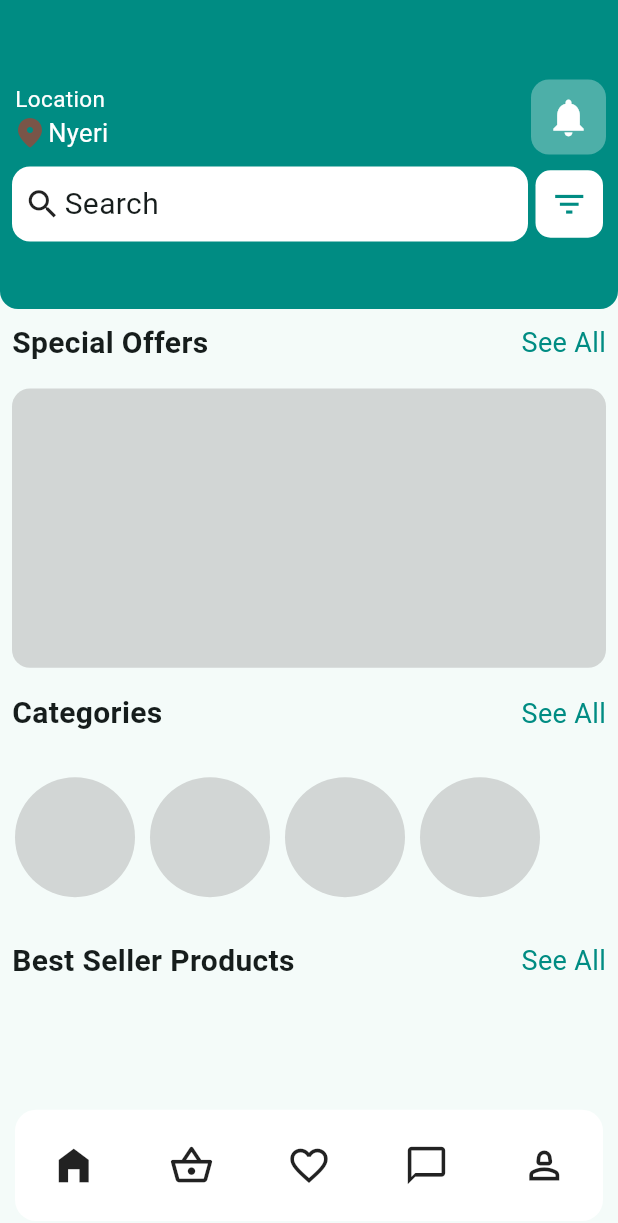
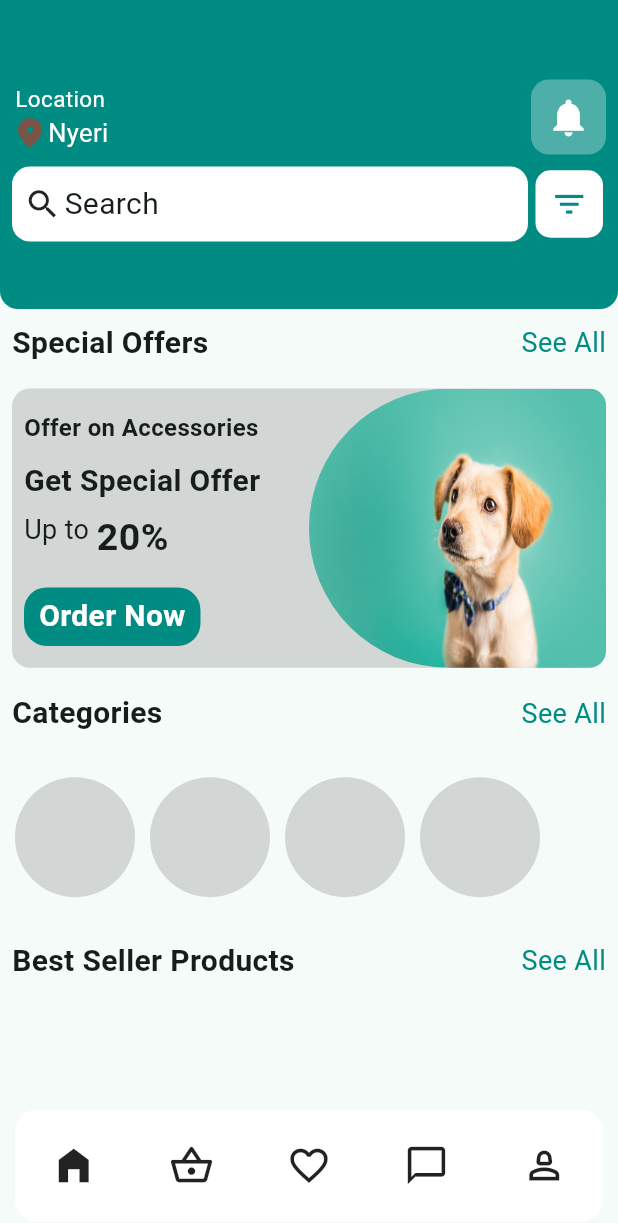
Before and after one commit to sandei-travolta/pet_food, a Flutter app: the screen it shows after launch, on a phone screen of 412 x 824 dp. Shown: the top 1223 px of the screen. Run offline on Flutter 3.47's test engine with Material 3 defaults, Android fonts, the phone set to English and light mode, and no system bars; our stand-ins replace cached_network_image.

Commit message:
Created the offers Banner

```diff
--- a/lib/src/screens/home_page.dart
+++ b/lib/src/screens/home_page.dart
@@ -1,6 +1,8 @@
+import 'package:cached_network_image/cached_network_image.dart';
 import 'package:flutter/material.dart';
 import 'package:pet_food/src/screens/widgets/home_page_texts.dart';
 import 'package:pet_food/utils/colors.dart';
+import 'package:pet_food/utils/specials_banner_images.dart';
 class HomePage extends StatelessWidget {
   const HomePage({super.key});
 
@@ -131,6 +133,72 @@ class HomePage extends StatelessWidget {
                         color: Colors.grey.withOpacity(0.4),
                         borderRadius: BorderRadius.circular(12)
                       ),
+                      child: Row(
+                        children: [
+                          Expanded(
+                              flex: 5,
+                              child: Container(
+                                padding: EdgeInsets.all(8),
+                            child: Column(
+                              crossAxisAlignment: CrossAxisAlignment.start,
+                              mainAxisAlignment: MainAxisAlignment.center,
+                              children: [
+                                Text("Offer on Accessories",style: TextStyle(
+                                  fontSize: 16,
+                                  fontWeight: FontWeight.w600
+                                ),),
+                                const SizedBox(height: 10,),
+                                Text("Get Special Offer",
+                                style: TextStyle(
+                                  fontSize: 20,
+                                  fontWeight: FontWeight.bold
+                                ),),
+                                const SizedBox(height: 5,),
+                                Row(
+                                  crossAxisAlignment: CrossAxisAlignment.start,
+                                  children: [
+                                    Text("Up to",style: TextStyle(
+                                      fontSize: 18,
+                                      fontWeight: FontWeight.normal
+                                    ),),
+                                    const SizedBox(width: 5,),
+                                    Text("20%",
+                                    style: TextStyle(
+                                      fontSize: 25,
+                                      fontWeight: FontWeight.bold
+                                    ),),
+                                  ],
+                                ),
+                                const SizedBox(height: 15,),
+                                Container(
+                                  padding: EdgeInsets.symmetric(horizontal: 10,vertical: 5),
+                                  decoration: BoxDecoration(
+                                    color: primayColor,
+                                    borderRadius: BorderRadius.circular(15),
+                                  ),
+                                  child: Text("Order Now",style: TextStyle(
+                                      fontSize: 20,
+                                      fontWeight: FontWeight.w700,color: Colors.white),),
+                                )
+                              ],
+                            ),
+                          )),
+                          Expanded(
+                              flex: 5,
+                              child: Container(
+                            decoration: BoxDecoration(
+                              borderRadius: BorderRadius.only(
+                                topLeft: Radius.circular(100),
+                                bottomLeft: Radius.circular(100),
+                                bottomRight: Radius.circular(12),
+                                topRight: Radius.circular(12)
+                              ),
+                              image: DecorationImage(image: AssetImage(bannerImage1),fit: BoxFit.fill)
+                            ),
+                                ),
+                          )
+                        ],
+                      ),
                     ),
                   ))
                 ],
--- /dev/null
+++ b/lib/utils/specials_banner_images.dart
@@ -0,0 +1 @@
+final String bannerImage1="resources/images/bannerImage1.jpg";
--- a/pubspec.yaml
+++ b/pubspec.yaml
@@ -60,8 +60,8 @@ flutter:
   uses-material-design: true
 
   # To add assets to your application, add an assets section, like this:
-  # assets:
-  #   - images/a_dot_burr.jpeg
+  assets:
+     - resources/images/
   #   - images/a_dot_ham.jpeg
 
   # An image asset can refer to one or more resolution-specific "variants", see
```
Also changed, not shown: resources/images/bannerImage1.jpg (added).
